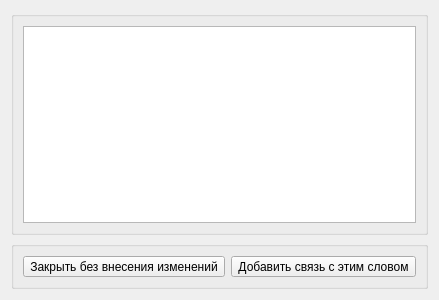
Above: addconnection.ui from al-indigo/Dialeqt before the change. Below: the same form after it.
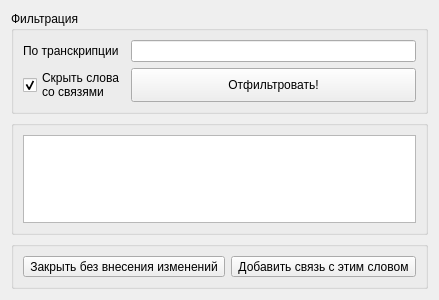
That is the form after the change.

Patch:
```diff
--- a/addconnection.ui
+++ b/addconnection.ui
@@ -14,6 +14,49 @@
    <string>Dialog</string>
   </property>
   <layout class="QVBoxLayout" name="verticalLayout">
+   <item>
+    <widget class="QGroupBox" name="filtering">
+     <property name="title">
+      <string>Фильтрация</string>
+     </property>
+     <layout class="QFormLayout" name="formLayout">
+      <item row="3" column="0">
+       <widget class="QCheckBox" name="hideconnected">
+        <property name="text">
+         <string>Скрыть слова
+со связями</string>
+        </property>
+        <property name="checked">
+         <bool>true</bool>
+        </property>
+       </widget>
+      </item>
+      <item row="0" column="0">
+       <widget class="QLabel" name="transcrLabel">
+        <property name="text">
+         <string>По транскрипции</string>
+        </property>
+       </widget>
+      </item>
+      <item row="0" column="1">
+       <widget class="QLineEdit" name="transcription"/>
+      </item>
+      <item row="3" column="1">
+       <widget class="QToolButton" name="dofilter">
+        <property name="sizePolicy">
+         <sizepolicy hsizetype="Preferred" vsizetype="Preferred">
+          <horstretch>0</horstretch>
+          <verstretch>0</verstretch>
+         </sizepolicy>
+        </property>
+        <property name="text">
+         <string>Отфильтровать!</string>
+        </property>
+       </widget>
+      </item>
+     </layout>
+    </widget>
+   </item>
    <item>
     <widget class="QGroupBox" name="groupBox">
      <property name="title">
```
Left out of the diff: 2 changed lines with no effect on the pictures.
